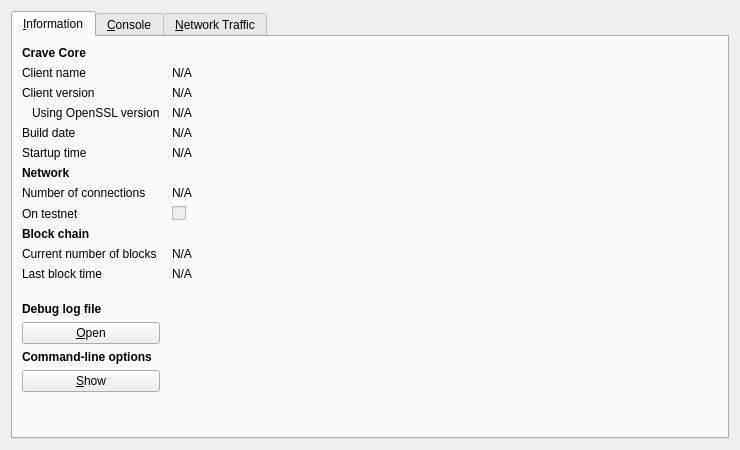
First picture: the form in src/qt/forms/rpcconsole.ui, repository CooleRRSA/crave, before the edit.
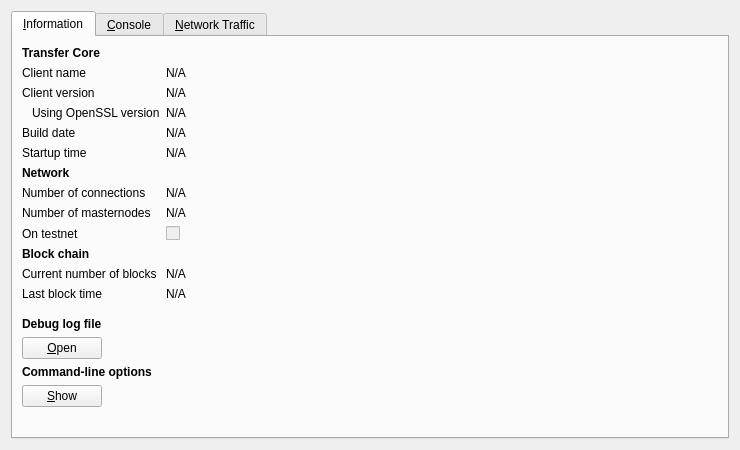
Second picture: the form after the edit. Icons and pictures are not drawn. Custom widgets are drawn as their Qt base class.

```diff
--- a/src/qt/forms/rpcconsole.ui
+++ b/src/qt/forms/rpcconsole.ui
@@ -23,10 +23,7 @@
       <attribute name="title">
        <string>&amp;Information</string>
       </attribute>
-      <layout class="QGridLayout" name="gridLayout" columnstretch="0,1">
-       <property name="horizontalSpacing">
-        <number>12</number>
-       </property>
+      <layout class="QFormLayout" name="formLayout">
        <item row="0" column="0">
         <widget class="QLabel" name="label_9">
          <property name="font">
@@ -36,7 +33,7 @@
           </font>
          </property>
          <property name="text">
-          <string>Crave Core</string>
+          <string>Transfer Core</string>
          </property>
         </widget>
        </item>
@@ -195,13 +192,36 @@
         </widget>
        </item>
        <item row="8" column="0">
+        <widget class="QLabel" name="label_15">
+         <property name="text">
+          <string>Number of masternodes</string>
+         </property>
+        </widget>
+       </item>
+       <item row="8" column="1">
+        <widget class="QLabel" name="masternodeCount">
+         <property name="cursor">
+          <cursorShape>IBeamCursor</cursorShape>
+         </property>
+         <property name="text">
+          <string>N/A</string>
+         </property>
+         <property name="textFormat">
+          <enum>Qt::PlainText</enum>
+         </property>
+         <property name="textInteractionFlags">
+          <set>Qt::LinksAccessibleByMouse|Qt::TextSelectableByKeyboard|Qt::TextSelectableByMouse</set>
+         </property>
+        </widget>
+       </item>
+       <item row="9" column="0">
         <widget class="QLabel" name="label_8">
          <property name="text">
           <string>On testnet</string>
          </property>
         </widget>
        </item>
-       <item row="8" column="1">
+       <item row="9" column="1">
         <widget class="QCheckBox" name="isTestNet">
          <property name="enabled">
           <bool>false</bool>
@@ -211,7 +231,7 @@
          </property>
         </widget>
        </item>
-       <item row="9" column="0">
+       <item row="10" column="0">
         <widget class="QLabel" name="label_10">
          <property name="font">
           <font>
@@ -224,14 +244,14 @@
          </property>
         </widget>
        </item>
-       <item row="10" column="0">
+       <item row="11" column="0">
         <widget class="QLabel" name="label_3">
          <property name="text">
           <string>Current number of blocks</string>
          </property>
         </widget>
        </item>
-       <item row="10" column="1">
+       <item row="11" column="1">
         <widget class="QLabel" name="numberOfBlocks">
          <property name="cursor">
           <cursorShape>IBeamCursor</cursorShape>
@@ -247,14 +267,14 @@
          </property>
         </widget>
        </item>
-       <item row="11" column="0">
+       <item row="12" column="0">
         <widget class="QLabel" name="label_2">
          <property name="text">
           <string>Last block time</string>
          </property>
         </widget>
        </item>
-       <item row="11" column="1">
+       <item row="12" column="1">
         <widget class="QLabel" name="lastBlockTime">
          <property name="cursor">
           <cursorShape>IBeamCursor</cursorShape>
@@ -270,7 +290,7 @@
          </property>
         </widget>
        </item>
-       <item row="12" column="0">
+       <item row="13" column="0">
         <spacer name="verticalSpacer_2">
          <property name="orientation">
           <enum>Qt::Vertical</enum>
@@ -278,12 +298,12 @@
          <property name="sizeHint" stdset="0">
           <size>
            <width>20</width>
-           <height>20</height>
+           <height>10</height>
           </size>
          </property>
         </spacer>
        </item>
-       <item row="13" column="0">
+       <item row="14" column="0">
         <widget class="QLabel" name="labelDebugLogfile">
          <property name="font">
           <font>
@@ -296,7 +316,7 @@
          </property>
         </widget>
        </item>
-       <item row="14" column="0">
+       <item row="15" column="0">
         <widget class="QPushButton" name="openDebugLogfileButton">
          <property name="toolTip">
           <string>Open the Crave debug log file from the current data directory. This can take a few seconds for large log files.</string>
@@ -309,7 +329,7 @@
          </property>
         </widget>
        </item>
-       <item row="15" column="0">
+       <item row="16" column="0">
         <widget class="QLabel" name="labelCLOptions">
          <property name="font">
           <font>
@@ -322,7 +342,7 @@
          </property>
         </widget>
        </item>
-       <item row="16" column="0">
+       <item row="17" column="0">
         <widget class="QPushButton" name="showCLOptionsButton">
          <property name="toolTip">
           <string>Show the Crave-Qt help message to get a list with possible Crave command-line options.</string>
@@ -335,7 +355,7 @@
          </property>
         </widget>
        </item>
-       <item row="17" column="0">
+       <item row="18" column="0">
         <spacer name="verticalSpacer">
          <property name="orientation">
           <enum>Qt::Vertical</enum>
@@ -343,7 +363,7 @@
          <property name="sizeHint" stdset="0">
           <size>
            <width>20</width>
-           <height>40</height>
+           <height>20</height>
           </size>
          </property>
         </spacer>
```
Left out of the diff: 6 changed lines with no effect on the pictures.
